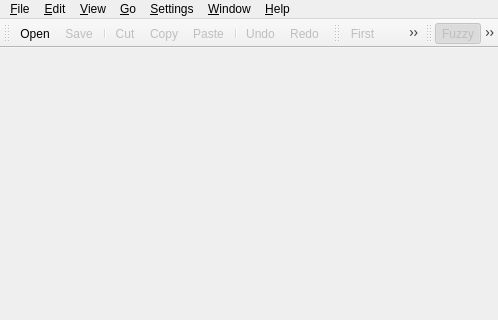
The window that editor/ui/MainEditor.ui (cc-archive/pootle) describes before a commit, drawn with Qt 5; both pictures show x 0 to 498 and y 0 to 320 of the 498 by 492 pixel window.
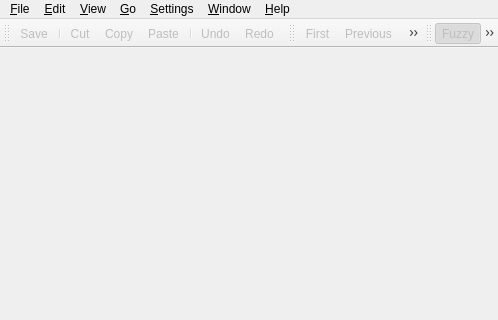
The same window after the commit. Icons and pictures are not drawn.

Commit message: add the open recent action to the toolbar and remove the open action from it. part 2 GUI

Patch:
```diff
--- a/editor/ui/MainEditor.ui
+++ b/editor/ui/MainEditor.ui
@@ -156,7 +156,6 @@
    <attribute name="toolBarArea" >
     <number>4</number>
    </attribute>
-   <addaction name="actionOpen" />
    <addaction name="actionSave" />
    <addaction name="separator" />
    <addaction name="actionCut" />
```
Left out of the diff: 42 changed lines with no effect on the pictures. The commit also changes 1 other file.
